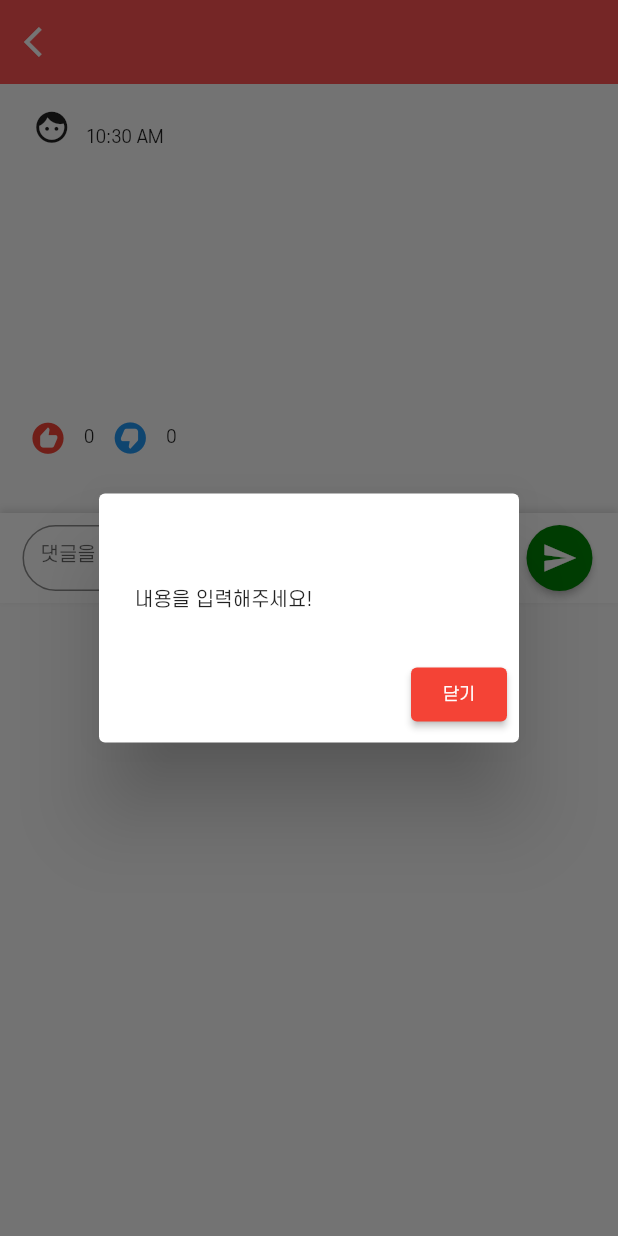
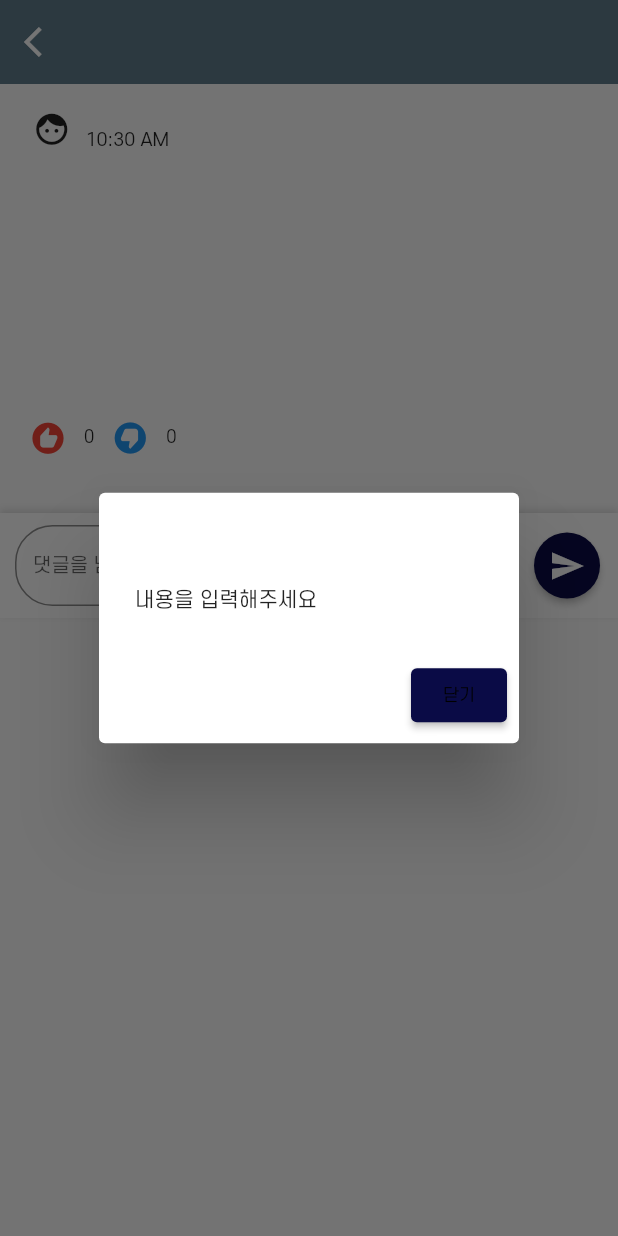
Before and after one commit to SorryKim/2023_capstone, a Flutter app: the CommentScreen screen opened directly with empty values, after a tap on the "send" icon, on a phone screen of 412 x 824 dp. Run offline on Flutter 3.47's test engine with Material 2 defaults, Android fonts, the light colour scheme and no system bars; our stand-ins replace cloud_firestore, firebase_auth, firebase_core, flutter_swiper_plus, geolocator, google_sign_in and 2 more; missing offline and left inert: flutter_survey, health, shake, timer_builder; accounts and stored records are empty.

Commit message:
UI 수정

```diff
--- a/lib/main.dart
+++ b/lib/main.dart
@@ -20,9 +20,9 @@ class MyApp extends StatelessWidget {
       },
       theme: ThemeData(
         fontFamily: 'SCDream4',
-        primarySwatch: Colors.red,
+        primarySwatch: Colors.grey,
         visualDensity: VisualDensity.adaptivePlatformDensity,
-        primaryColor: Colors.red,
+        primaryColor: Colors.grey,
       ),
       home: const App(),
     );
--- a/lib/screens/comment_screen.dart
+++ b/lib/screens/comment_screen.dart
@@ -51,7 +51,7 @@ class _CommentScreenState extends State<CommentScreen> {
             color: Colors.white,
             icon: const Icon(Icons.arrow_back_ios),
           ),
-          backgroundColor: Colors.redAccent,
+          backgroundColor: Colors.blueGrey,
           elevation: 0.0,
         ),
         body: StreamBuilder<List<CommentModel>>(
@@ -95,7 +95,10 @@ class _CommentScreenState extends State<CommentScreen> {
                               Column(
                                 children: [
                                   Text(
-                                      '${widget.writerName}\n${readTimestamp(widget.date)}'),
+                                      '${widget.writerName}\n${readTimestamp(widget.date)}',
+                                      style: const TextStyle(
+                                          fontFamily: 'SCDream4',
+                                          fontSize: 15)),
                                 ],
                               )
                             ],
@@ -111,7 +114,8 @@ class _CommentScreenState extends State<CommentScreen> {
                       width: double.infinity,
                       child: Text(
                         widget.description,
-                        style: const TextStyle(fontSize: 20),
+                        style: const TextStyle(
+                            fontSize: 20, fontFamily: 'SCDream4'),
                       ),
                     ),
                     Container(
@@ -162,9 +166,13 @@ class _CommentScreenState extends State<CommentScreen> {
                                 borderRadius: BorderRadius.circular(5),
                                 side: const BorderSide(
                                     color: Colors.black12, width: 1)),
-                            title: Text(comments[index].message),
+                            title: Text(
+                              comments[index].message,
+                              style: const TextStyle(fontFamily: 'SCDream4'),
+                            ),
                             subtitle: Text(
                               comments[index].userName,
+                              style: const TextStyle(fontFamily: 'SCDream4'),
                               textAlign: TextAlign.end,
                             ),
                           ),
@@ -256,7 +264,7 @@ class _CommentScreenState extends State<CommentScreen> {
     }
   }
 
-  // Timestamp를 이쁘게 출력하는 메소드
+  // Timestamp를 예쁘게 출력하는 메소드
   String readTimestamp(Timestamp timestamp) {
     var now = DateTime.now();
     var format = DateFormat('HH:mm a');
@@ -289,13 +297,13 @@ class _CommentScreenState extends State<CommentScreen> {
 
   Widget getInputWidget() {
     return Container(
-      height: 60,
+      height: 70,
       width: double.infinity,
       decoration: BoxDecoration(boxShadow: const [
         BoxShadow(color: Colors.black12, offset: Offset(0, -2), blurRadius: 3)
       ], color: Theme.of(context).bottomAppBarColor),
       child: Padding(
-        padding: const EdgeInsets.symmetric(horizontal: 15, vertical: 8),
+        padding: const EdgeInsets.symmetric(horizontal: 10, vertical: 8),
         child: Row(
           mainAxisSize: MainAxisSize.max,
           children: [
@@ -309,7 +317,7 @@ class _CommentScreenState extends State<CommentScreen> {
                   focusedBorder: OutlineInputBorder(
                     borderRadius: BorderRadius.circular(25.0),
                     borderSide: const BorderSide(
-                      color: Color.fromARGB(255, 0, 132, 4),
+                      color: Color.fromARGB(255, 10, 11, 70),
                     ),
                   ),
                   enabledBorder: OutlineInputBorder(
@@ -329,7 +337,7 @@ class _CommentScreenState extends State<CommentScreen> {
               onPressed: _onPressedSendButton, //전송버튼을 누를때 동작시킬 메소드
               constraints: const BoxConstraints(minWidth: 0, minHeight: 0),
               elevation: 2,
-              fillColor: const Color.fromARGB(255, 0, 132, 4),
+              fillColor: const Color.fromARGB(255, 10, 11, 70),
               shape: const CircleBorder(),
               child: const Padding(
                 padding: EdgeInsets.all(10),
@@ -350,11 +358,17 @@ class _CommentScreenState extends State<CommentScreen> {
       context: context,
       builder: (BuildContext context) => AlertDialog(
         title: const Text(''),
-        content: const Text('내용을 입력해주세요!'),
+        content: const Text('내용을 입력해주세요',
+            style: TextStyle(fontFamily: 'SCDream4', fontSize: 17)),
         actions: [
           ElevatedButton(
-              onPressed: () => Navigator.of(context).pop(),
-              child: const Text('닫기')),
+            onPressed: () => Navigator.of(context).pop(),
+            style: ElevatedButton.styleFrom(
+              backgroundColor: const Color.fromARGB(255, 10, 11, 70),
+            ),
+            child: const Text('닫기',
+                style: TextStyle(fontFamily: 'SCDream4', fontSize: 14)),
+          ),
         ],
       ),
     );
--- a/lib/screens/home_screen.dart
+++ b/lib/screens/home_screen.dart
@@ -51,7 +51,7 @@ class HomeScreen extends StatelessWidget {
                   bottomNavigationBar: Container(
                     color: Colors.white,
                     child: Container(
-                      height: 70,
+                      height: 80,
                       padding: const EdgeInsets.only(bottom: 5, top: 3),
                       child: const TabBar(
                         indicatorSize: TabBarIndicatorSize.label,
--- a/pubspec.yaml
+++ b/pubspec.yaml
@@ -49,11 +49,8 @@ dependencies:
   health: ^6.0.0
   permission_handler: ^10.2.0
   flutter_swiper_plus: ^2.0.4
-  flutter_native_splash: ^2.3.0
+  flutter_native_splash: any
   timer_builder: ^2.0.0
-
-# google_fonts: ^4.0.5 // 오류
-
 
 flutter_native_splash:
   # This package generates native code to customize Flutter's default white native splash screen
```
Also changed, not shown: lib/screens/badge_screen.dart (+8 -3 lines), lib/screens/community_screen.dart (+22 -9 lines), lib/screens/health_screen.dart (+20 -8 lines), lib/screens/lobby_screen.dart (+18 -8 lines), lib/screens/search_screen.dart (+16 -8 lines).
